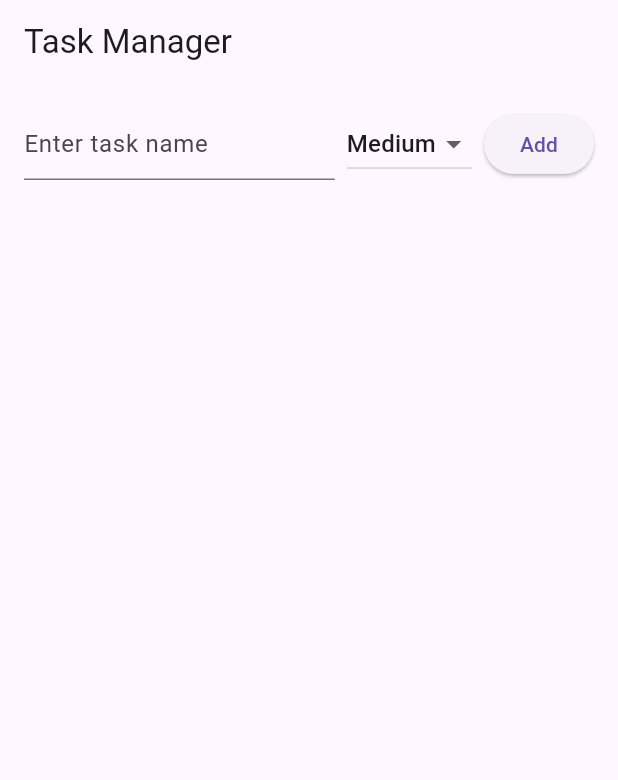
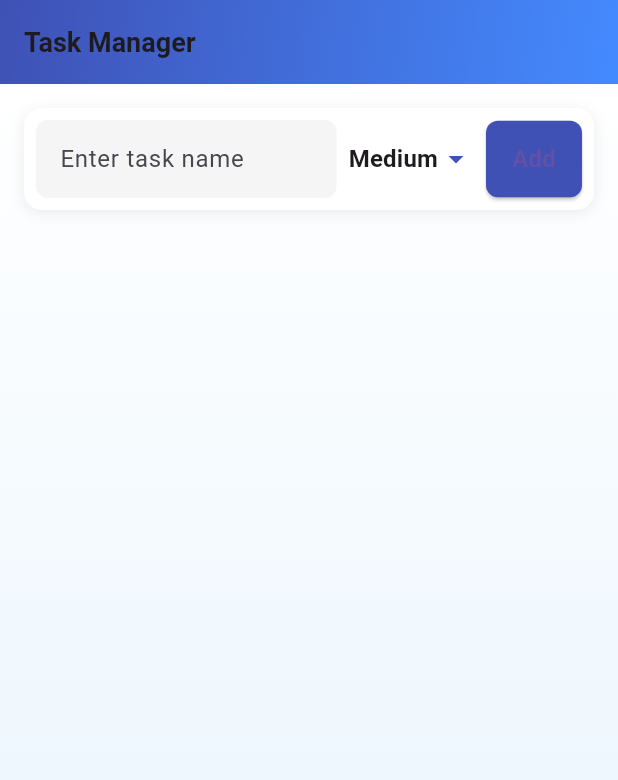
Before and after one commit to mahendrak070/TaskManagerApp, a Flutter app: the screen it shows after launch, on a phone screen of 412 x 824 dp. Shown: the top 780 px of the screen. Run offline on Flutter 3.47's test engine with Material 3 defaults, Android fonts, the phone set to English and light mode, and no system bars.

Commit message:
Imporved UI

```diff
--- a/lib/main.dart
+++ b/lib/main.dart
@@ -9,7 +9,6 @@ class Task {
   String name;
   bool isCompleted;
   String priority;
-
   Task({required this.name, this.isCompleted = false, this.priority = 'Medium'});
 }
 
@@ -18,6 +17,14 @@ class TaskApp extends StatelessWidget {
   Widget build(BuildContext context) {
     return MaterialApp(
       title: 'Task Manager',
+      debugShowCheckedModeBanner: false,
+      theme: ThemeData(
+        primarySwatch: Colors.indigo,
+        textTheme: TextTheme(
+          titleLarge: TextStyle(fontSize: 18.0, fontWeight: FontWeight.bold),
+          bodyMedium: TextStyle(fontSize: 16.0),
+        ),
+      ),
       home: TaskListScreen(),
     );
   }
@@ -30,7 +37,6 @@ class TaskListScreen extends StatefulWidget {
 }
 
 class _TaskListScreenState extends State<TaskListScreen> {
-  // List to store tasks
   List<Task> tasks = [];
   final TextEditingController taskController = TextEditingController();
   String selectedPriority = 'Medium';
@@ -77,21 +83,30 @@ class _TaskListScreenState extends State<TaskListScreen> {
   /// Builds each task item in the list view.
   Widget buildTaskItem(BuildContext context, int index) {
     final task = tasks[index];
-    return ListTile(
+    return Card(
+      margin: EdgeInsets.symmetric(horizontal: 12, vertical: 6),
+      elevation: 4,
+      shape: RoundedRectangleBorder(
+        borderRadius: BorderRadius.circular(12),
+      ),
+      child: ListTile(
         leading: Checkbox(
           value: task.isCompleted,
           onChanged: (value) => toggleTask(index, value),
+          activeColor: Colors.indigo,
         ),
         title: Text(
           task.name,
           style: TextStyle(
             decoration: task.isCompleted ? TextDecoration.lineThrough : null,
+            fontWeight: FontWeight.w600,
           ),
         ),
         subtitle: Text("Priority: ${task.priority}"),
         trailing: IconButton(
-        icon: Icon(Icons.delete),
+          icon: Icon(Icons.delete, color: Colors.redAccent),
           onPressed: () => deleteTask(index),
+        ),
       ),
     );
   }
@@ -101,30 +116,67 @@ class _TaskListScreenState extends State<TaskListScreen> {
     return Scaffold(
       appBar: AppBar(
         title: Text('Task Manager'),
+        flexibleSpace: Container(
+          decoration: BoxDecoration(
+            gradient: LinearGradient(
+              colors: [Colors.indigo, Colors.blueAccent],
+              begin: Alignment.topLeft,
+              end: Alignment.bottomRight,
             ),
-      body: Padding(
+          ),
+        ),
+      ),
+      body: Container(
+        decoration: BoxDecoration(
+          gradient: LinearGradient(
+            colors: [Colors.white, Colors.blue[50]!],
+            begin: Alignment.topCenter,
+            end: Alignment.bottomCenter,
+          ),
+        ),
         padding: EdgeInsets.all(16.0),
         child: Column(
           children: [
-            // Row containing text input, priority selector, and Add button
-            Row(
+            // Input area with text field, priority selector, and Add button.
+            Container(
+              padding: EdgeInsets.all(8.0),
+              decoration: BoxDecoration(
+                color: Colors.white,
+                borderRadius: BorderRadius.circular(12),
+                boxShadow: [
+                  BoxShadow(
+                    color: Colors.grey.withOpacity(0.2),
+                    blurRadius: 8,
+                    offset: Offset(0, 2),
+                  ),
+                ],
+              ),
+              child: Row(
                 children: [
                   Expanded(
                     child: TextField(
                       controller: taskController,
                       decoration: InputDecoration(
                         hintText: 'Enter task name',
+                        border: OutlineInputBorder(
+                          borderRadius: BorderRadius.circular(8.0),
+                          borderSide: BorderSide.none,
+                        ),
+                        filled: true,
+                        fillColor: Colors.grey[100],
+                        contentPadding: EdgeInsets.symmetric(horizontal: 12, vertical: 14),
                       ),
                     ),
                   ),
                   SizedBox(width: 8.0),
-                // Dropdown for selecting task priority
                   DropdownButton<String>(
                     value: selectedPriority,
+                    underline: Container(),
+                    icon: Icon(Icons.arrow_drop_down, color: Colors.indigo),
                     items: ['Low', 'Medium', 'High'].map((priority) {
                       return DropdownMenuItem(
                         value: priority,
-                      child: Text(priority),
+                        child: Text(priority, style: TextStyle(fontWeight: FontWeight.bold)),
                       );
                     }).toList(),
                     onChanged: (value) {
@@ -138,16 +190,28 @@ class _TaskListScreenState extends State<TaskListScreen> {
                   SizedBox(width: 8.0),
                   ElevatedButton(
                     onPressed: addTask,
-                  child: Text('Add'),
+                    style: ElevatedButton.styleFrom(
+                      backgroundColor: Colors.indigo,
+                      shape: RoundedRectangleBorder(
+                        borderRadius: BorderRadius.circular(8.0),
+                      ),
+                      padding: EdgeInsets.symmetric(horizontal: 16, vertical: 14),
+                    ),
+                    child: Text('Add', style: TextStyle(fontSize: 16)),
                   ),
                 ],
               ),
+            ),
             SizedBox(height: 20.0),
-            // Expanded ListView that displays all tasks
+            // Expanded ListView with smooth scrolling behavior.
             Expanded(
+              child: ScrollConfiguration(
+                behavior: BouncingScrollBehavior(),
                 child: ListView.builder(
+                  physics: BouncingScrollPhysics(),
                   itemCount: tasks.length,
                   itemBuilder: buildTaskItem,
+                ),
               ),
             ),
           ],
@@ -156,3 +220,11 @@ class _TaskListScreenState extends State<TaskListScreen> {
     );
   }
 }
+
+/// Custom scroll behavior for a smoother scroll effect.
+class BouncingScrollBehavior extends ScrollBehavior {
+  @override
+  Widget buildViewportChrome(BuildContext context, Widget child, AxisDirection axisDirection) {
+    return child;
+  }
+}
```
Lines whose indentation alone changed are shown as unchanged.
